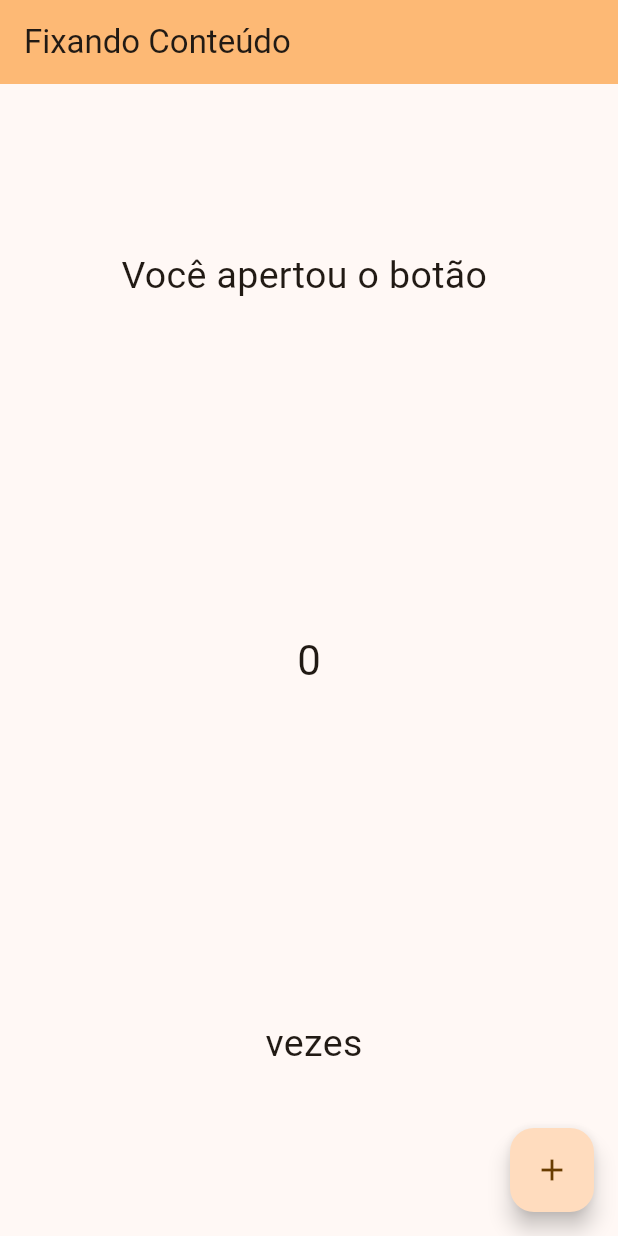
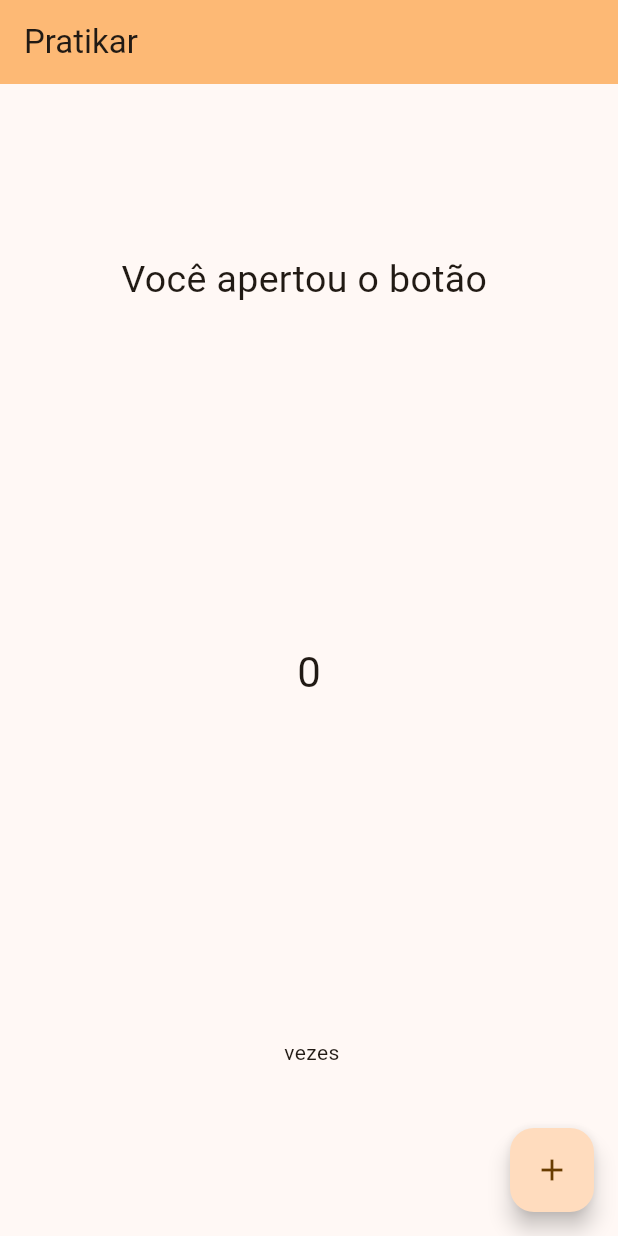
Before and after one commit to guimiranda0/fixando_conhecimento, a Flutter app: the screen it shows after launch, on a phone screen of 412 x 824 dp. Run offline on Flutter 3.47's test engine with Material 3 defaults, Android fonts, the phone set to English and light mode, and no system bars; Roboto replaces fonts that are missing (ProtestStrike).

Commit message:
style: implementação da fonte padrão do app

```diff
--- a/lib/main.dart
+++ b/lib/main.dart
@@ -28,10 +28,11 @@ class MyApp extends StatelessWidget {
         //
         // This works for code too, not just values: Most code changes can be
         // tested with just a hot reload.
+        fontFamily: 'ProtestStrike',
         colorScheme: ColorScheme.fromSeed(seedColor: Colors.orange),
         useMaterial3: true,
       ),
-      home: const MyHomePage(title: 'Fixando Conteúdo'),
+      home: const MyHomePage(title: 'Pratikar'),
     );
   }
 }
@@ -117,10 +118,6 @@ class _MyHomePageState extends State<MyHomePage> {
               style: Theme.of(context).textTheme.headlineMedium,
             ),
             const Text(
-              style: TextStyle(
-                fontSize: 25,
-                fontFamily: 'ProtestStrike',
-              ),
               ' vezes',
             ),
           ],
```
